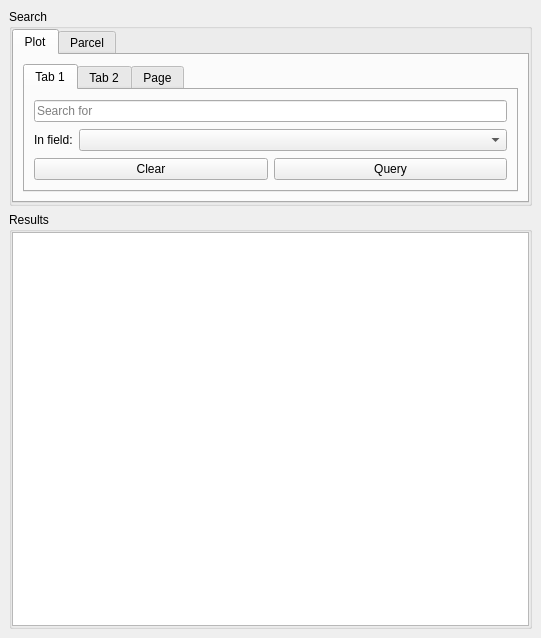
The window that asistente_ladm_col/ui/dockwidget_queries.ui (SwissTierrasColombia/Asistente-LADM-COL) describes before a commit, drawn with Qt 5.
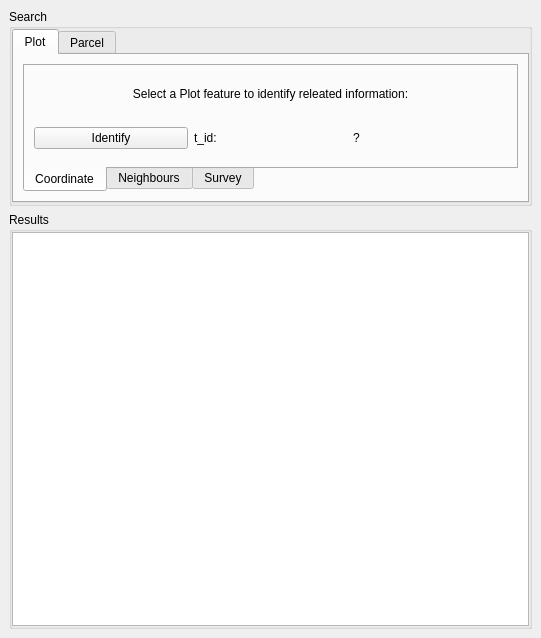
The same window after the commit.

Commit message: [gui] detect a click and releated feature

The edit to the form file:
```diff
--- a/asistente_ladm_col/ui/dockwidget_queries.ui
+++ b/asistente_ladm_col/ui/dockwidget_queries.ui
@@ -12,7 +12,7 @@
   </property>
   <property name="minimumSize">
    <size>
-    <width>312</width>
+    <width>515</width>
     <height>535</height>
    </size>
   </property>
@@ -63,23 +63,97 @@
           <layout class="QGridLayout" name="gridLayout_4">
            <item row="0" column="0">
             <widget class="QTabWidget" name="tab_plot_options">
+             <property name="tabPosition">
+              <enum>QTabWidget::South</enum>
+             </property>
              <property name="currentIndex">
               <number>0</number>
              </property>
              <widget class="QWidget" name="tab_plot_coordinates">
               <attribute name="title">
-               <string>Tab 1</string>
+               <string>Coordinate</string>
               </attribute>
               <layout class="QGridLayout" name="gridLayout_5">
                <item row="0" column="0">
-                <widget class="QLineEdit" name="txt_plot_query">
+                <widget class="QLabel" name="label_2">
                  <property name="text">
-                  <string/>
+                  <string>Select a Plot feature to identify releated information:</string>
                  </property>
-                 <property name="placeholderText">
-                  <string>Search for</string>
+                 <property name="alignment">
+                  <set>Qt::AlignCenter</set>
                  </property>
                 </widget>
+               </item>
+               <item row="1" column="0">
+                <layout class="QHBoxLayout" name="horizontalLayout_3">
+                 <item>
+                  <widget class="QPushButton" name="btn_identify_plot">
+                   <property name="enabled">
+                    <bool>true</bool>
+                   </property>
+                   <property name="mouseTracking">
+                    <bool>false</bool>
+                   </property>
+                   <property name="text">
+                    <string>Identify</string>
+                   </property>
+                   <property name="autoDefault">
+                    <bool>false</bool>
+                   </property>
+                   <property name="default">
+                    <bool>false</bool>
+                   </property>
+                   <property name="flat">
+                    <bool>false</bool>
+                   </property>
+                  </widget>
+                 </item>
+                 <item>
+                  <widget class="QLabel" name="label_3">
+                   <property name="text">
+                    <string>t_id:</string>
+                   </property>
+                  </widget>
+                 </item>
+                 <item>
+                  <widget class="QLabel" name="label_4">
+                   <property name="text">
+                    <string>?</string>
+                   </property>
+                  </widget>
+                 </item>
+                </layout>
+               </item>
+              </layout>
+             </widget>
+             <widget class="QWidget" name="tab_plot_neighbours">
+              <attribute name="title">
+               <string>Neighbours</string>
+              </attribute>
+              <layout class="QGridLayout" name="gridLayout_6"/>
+             </widget>
+             <widget class="QWidget" name="tab_plot_survey">
+              <attribute name="title">
+               <string>Survey</string>
+              </attribute>
+              <layout class="QGridLayout" name="gridLayout_7">
+               <item row="2" column="0">
+                <layout class="QHBoxLayout" name="horizontalLayout_2">
+                 <item>
+                  <widget class="QPushButton" name="btn_clear_plot">
+                   <property name="text">
+                    <string>Clear</string>
+                   </property>
+                  </widget>
+                 </item>
+                 <item>
+                  <widget class="QPushButton" name="btn_query_plot">
+                   <property name="text">
+                    <string>Query</string>
+                   </property>
+                  </widget>
+                 </item>
+                </layout>
                </item>
                <item row="1" column="0">
                 <layout class="QHBoxLayout" name="horizontalLayout">
@@ -102,36 +176,18 @@
                  </item>
                 </layout>
                </item>
-               <item row="2" column="0">
-                <layout class="QHBoxLayout" name="horizontalLayout_2">
-                 <item>
-                  <widget class="QPushButton" name="btn_clear">
-                   <property name="text">
-                    <string>Clear</string>
-                   </property>
-                  </widget>
-                 </item>
-                 <item>
-                  <widget class="QPushButton" name="btn_query">
-                   <property name="text">
-                    <string>Query</string>
-                   </property>
-                  </widget>
-                 </item>
-                </layout>
+               <item row="0" column="0">
+                <widget class="QLineEdit" name="txt_plot_query">
+                 <property name="text">
+                  <string/>
+                 </property>
+                 <property name="placeholderText">
+                  <string>Search for</string>
+                 </property>
+                </widget>
                </item>
               </layout>
              </widget>
-             <widget class="QWidget" name="tab_plot_neighbours">
-              <attribute name="title">
-               <string>Tab 2</string>
-              </attribute>
-             </widget>
-             <widget class="QWidget" name="tab_plot_survey">
-              <attribute name="title">
-               <string>Page</string>
-              </attribute>
-             </widget>
             </widget>
            </item>
           </layout>
```
The commit also changes 1 other file.
